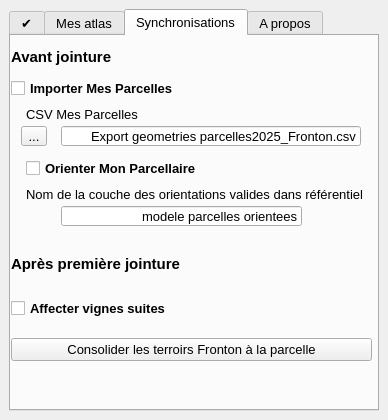
This is mon_parcellaire_dockwidget_base.ui in jhemmi/MonParcellaire as Qt 5 draws it before an edit. The edited form follows.
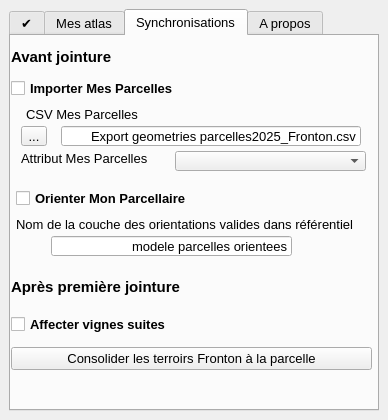
This is the edited form. The open tabs and pages were chosen to show the change.

```diff
--- a/mon_parcellaire_dockwidget_base.ui
+++ b/mon_parcellaire_dockwidget_base.ui
@@ -625,9 +625,9 @@
           <property name="geometry">
            <rect>
             <x>0</x>
-            <y>200</y>
+            <y>230</y>
             <width>361</width>
-            <height>141</height>
+            <height>111</height>
            </rect>
           </property>
           <layout class="QVBoxLayout" name="verticalLayout_2">
@@ -794,8 +794,8 @@
          <widget class="QLabel" name="label_chemin_orientation">
           <property name="geometry">
            <rect>
-            <x>15</x>
-            <y>150</y>
+            <x>5</x>
+            <y>180</y>
             <width>349</width>
             <height>17</height>
            </rect>
@@ -830,8 +830,8 @@
          <widget class="QLineEdit" name="Orientation_lineEdit">
           <property name="geometry">
            <rect>
-            <x>50</x>
-            <y>170</y>
+            <x>40</x>
+            <y>200</y>
             <width>241</width>
             <height>20</height>
            </rect>
@@ -876,8 +876,8 @@
          <widget class="QCheckBox" name="Orientation_checkBox">
           <property name="geometry">
            <rect>
-            <x>15</x>
-            <y>120</y>
+            <x>5</x>
+            <y>150</y>
             <width>349</width>
             <height>25</height>
            </rect>
@@ -959,6 +959,57 @@
            <set>Qt::AlignLeading|Qt::AlignLeft|Qt::AlignVCenter</set>
           </property>
          </widget>
+         <widget class="QComboBox" name="AttributMesParcellesCombo">
+          <property name="enabled">
+           <bool>true</bool>
+          </property>
+          <property name="geometry">
+           <rect>
+            <x>164</x>
+            <y>115</y>
+            <width>191</width>
+            <height>20</height>
+           </rect>
+          </property>
+          <property name="sizePolicy">
+           <sizepolicy hsizetype="Preferred" vsizetype="Preferred">
+            <horstretch>0</horstretch>
+            <verstretch>0</verstretch>
+           </sizepolicy>
+          </property>
+          <property name="font">
+           <font>
+            <pointsize>10</pointsize>
+           </font>
+          </property>
+         </widget>
+         <widget class="QLabel" name="label_AttributJointure_2">
+          <property name="enabled">
+           <bool>true</bool>
+          </property>
+          <property name="geometry">
+           <rect>
+            <x>10</x>
+            <y>110</y>
+            <width>141</width>
+            <height>25</height>
+           </rect>
+          </property>
+          <property name="font">
+           <font>
+            <pointsize>10</pointsize>
+           </font>
+          </property>
+          <property name="toolTip">
+           <string>&lt;html&gt;&lt;head/&gt;&lt;body&gt;&lt;p&gt;L'attribut Mes parcelles contenant le nom de vos vignes : nom_parcelle ou code_parcelle&lt;/p&gt;&lt;p&gt;&lt;span style=&quot; font-style:italic;&quot;&gt;Le contenu de cet attribut doit être uniques dans votre &lt;/span&gt;&lt;span style=&quot; font-weight:600; font-style:italic;&quot;&gt;Mes parcelles&lt;/span&gt;&lt;span style=&quot; font-style:italic;&quot;&gt; comme dans la &lt;/span&gt;&lt;span style=&quot; font-weight:600; font-style:italic;&quot;&gt;jointure&lt;/span&gt;&lt;span style=&quot; font-style:italic;&quot;&gt;.&lt;/span&gt;&lt;/p&gt;&lt;/body&gt;&lt;/html&gt;</string>
+          </property>
+          <property name="text">
+           <string>Attribut Mes Parcelles</string>
+          </property>
+          <property name="alignment">
+           <set>Qt::AlignLeading|Qt::AlignLeft|Qt::AlignVCenter</set>
+          </property>
+         </widget>
         </widget>
         <widget class="QWidget" name="tab_Apropos">
          <attribute name="title">
```
Left out of the diff: 2 changed lines with no effect on the pictures.
